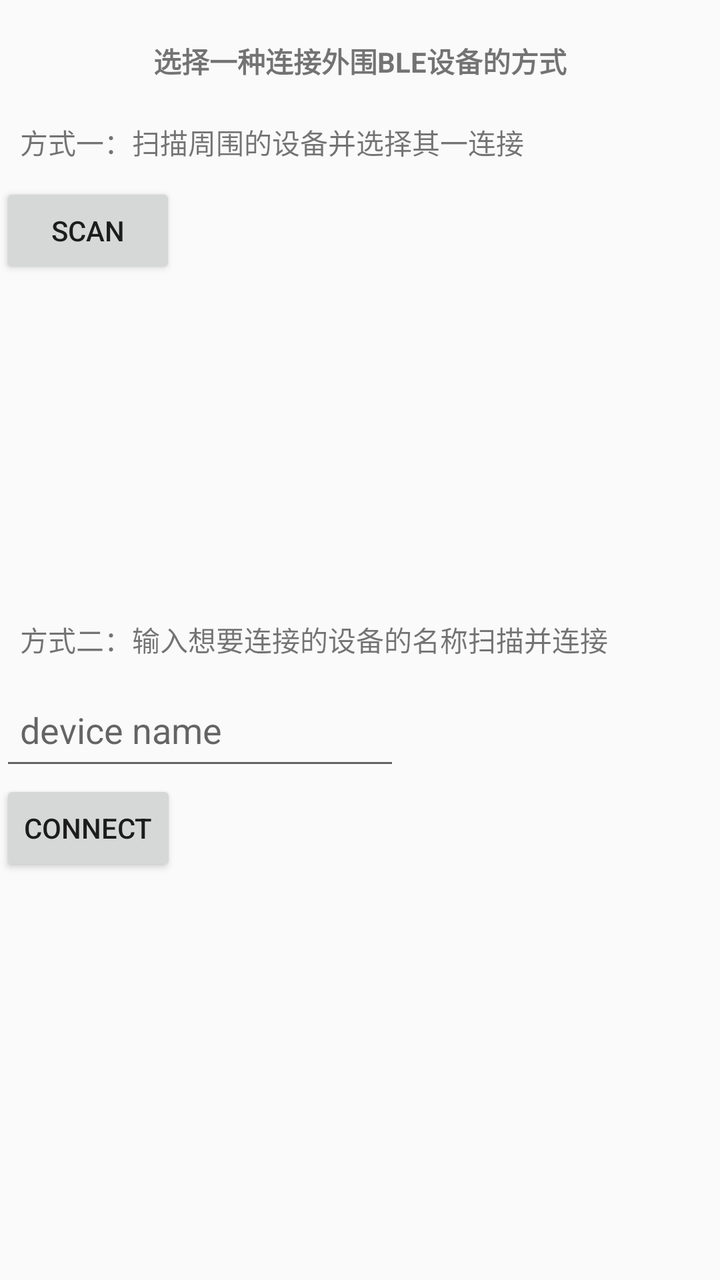
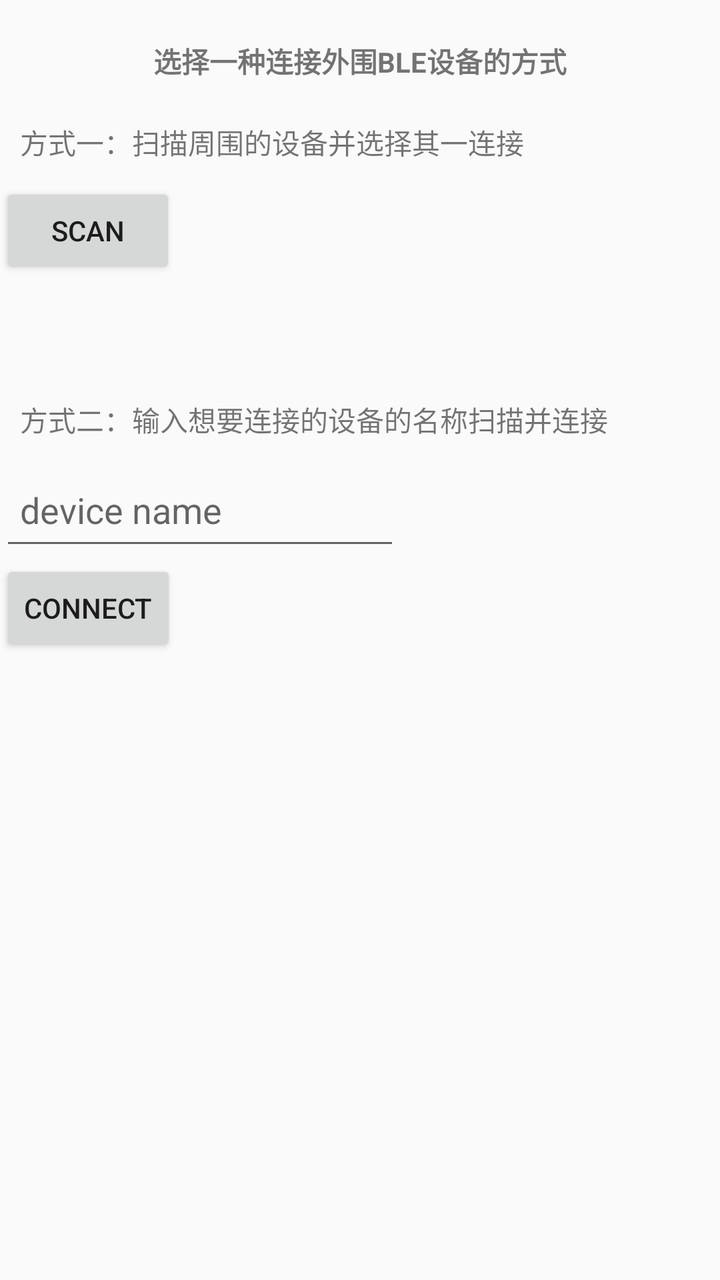

Compare the two renders of this Android layout. The source of the first and the diff that turns it into the second are given below.
<!-- AndroidManifest.xml: application theme AppTheme -->
<!-- res/layout/layout_item_connect.xml -->
<?xml version="1.0" encoding="utf-8"?>
<LinearLayout xmlns:android="http://schemas.android.com/apk/res/android"
    android:id="@+id/layout_item_connect"
    android:layout_width="match_parent"
    android:layout_height="match_parent"
    android:orientation="vertical">

    <TextView
        android:layout_width="wrap_content"
        android:layout_height="wrap_content"
        android:layout_gravity="center_horizontal"
        android:layout_marginTop="20dp"
        android:text="选择一种连接外围BLE设备的方式"
        android:textStyle="bold" />

    <TextView
        android:layout_width="wrap_content"
        android:layout_height="wrap_content"
        android:layout_marginTop="10dp"
        android:padding="10dp"
        android:text="方式一：扫描周围的设备并选择其一连接" />

    <Button
        android:id="@+id/btn_scan"
        android:layout_width="wrap_content"
        android:layout_height="wrap_content"
        android:padding="10dp"
        android:text="scan" />

    <LinearLayout
        android:id="@+id/layout_device_list"
        android:layout_width="match_parent"
        android:layout_height="wrap_content"
        android:orientation="vertical" />

    <TextView
        android:layout_width="wrap_content"
        android:layout_height="wrap_content"
        android:layout_marginTop="160dp"
        android:focusable="true"
        android:focusableInTouchMode="true"
        android:padding="10dp"
        android:text="方式二：输入想要连接的设备的名称扫描并连接" />

    <EditText
        android:id="@+id/et_device_name"
        android:layout_width="200dp"
        android:layout_height="50dp"
        android:hint="device name"
        android:padding="10dp" />

    <Button
        android:id="@+id/btn_connect"
        android:layout_width="wrap_content"
        android:layout_height="wrap_content"
        android:text="connect" />


</LinearLayout>
<!-- resources referenced by this layout -->
<resources>
  <style name="AppTheme" parent="Theme.AppCompat.Light.NoActionBar">
          <item name="colorPrimary">@color/colorPrimary</item>
          <item name="colorPrimaryDark">@color/colorPrimaryDark</item>
          <item name="colorAccent">@color/colorAccent</item>
      </style>
  <color name="colorPrimary">#3F51B5</color>
  <color name="colorPrimaryDark">#303F9F</color>
  <color name="colorAccent">#FF4081</color>
</resources>

<!-- the commit's change to res/layout/layout_item_connect.xml (unified diff, before → after) -->
@@ -1,59 +1,65 @@
 <?xml version="1.0" encoding="utf-8"?>
-<LinearLayout xmlns:android="http://schemas.android.com/apk/res/android"
-    android:id="@+id/layout_item_connect"
+<ScrollView xmlns:android="http://schemas.android.com/apk/res/android"
     android:layout_width="match_parent"
-    android:layout_height="match_parent"
-    android:orientation="vertical">
-
-    <TextView
-        android:layout_width="wrap_content"
-        android:layout_height="wrap_content"
-        android:layout_gravity="center_horizontal"
-        android:layout_marginTop="20dp"
-        android:text="选择一种连接外围BLE设备的方式"
-        android:textStyle="bold" />
-
-    <TextView
-        android:layout_width="wrap_content"
-        android:layout_height="wrap_content"
-        android:layout_marginTop="10dp"
-        android:padding="10dp"
-        android:text="方式一：扫描周围的设备并选择其一连接" />
-
-    <Button
-        android:id="@+id/btn_scan"
-        android:layout_width="wrap_content"
-        android:layout_height="wrap_content"
-        android:padding="10dp"
-        android:text="scan" />
+    android:layout_height="wrap_content">
 
     <LinearLayout
-        android:id="@+id/layout_device_list"
+        android:id="@+id/layout_item_connect"
         android:layout_width="match_parent"
         android:layout_height="wrap_content"
-        android:orientation="vertical" />
+        android:orientation="vertical">
 
-    <TextView
-        android:layout_width="wrap_content"
-        android:layout_height="wrap_content"
-        android:layout_marginTop="160dp"
-        android:focusable="true"
-        android:focusableInTouchMode="true"
-        android:padding="10dp"
-        android:text="方式二：输入想要连接的设备的名称扫描并连接" />
+        <TextView
+            android:layout_width="wrap_content"
+            android:layout_height="wrap_content"
+            android:layout_gravity="center_horizontal"
+            android:layout_marginTop="20dp"
+            android:text="选择一种连接外围BLE设备的方式"
+            android:textStyle="bold" />
 
-    <EditText
-        android:id="@+id/et_device_name"
-        android:layout_width="200dp"
-        android:layout_height="50dp"
-        android:hint="device name"
-        android:padding="10dp" />
+        <TextView
+            android:layout_width="wrap_content"
+            android:layout_height="wrap_content"
+            android:layout_marginTop="10dp"
+            android:padding="10dp"
+            android:text="方式一：扫描周围的设备并选择其一连接" />
 
-    <Button
-        android:id="@+id/btn_connect"
-        android:layout_width="wrap_content"
-        android:layout_height="wrap_content"
-        android:text="connect" />
+        <Button
+            android:id="@+id/btn_scan"
+            android:layout_width="wrap_content"
+            android:layout_height="wrap_content"
+            android:padding="10dp"
+            android:text="scan" />
+
+        <LinearLayout
+            android:id="@+id/layout_device_list"
+            android:layout_width="match_parent"
+            android:layout_height="wrap_content"
+            android:orientation="vertical" />
+
+        <TextView
+            android:layout_width="wrap_content"
+            android:layout_height="wrap_content"
+            android:layout_marginTop="50dp"
+            android:focusable="true"
+            android:focusableInTouchMode="true"
+            android:padding="10dp"
+            android:text="方式二：输入想要连接的设备的名称扫描并连接" />
+
+        <EditText
+            android:id="@+id/et_device_name"
+            android:layout_width="200dp"
+            android:layout_height="50dp"
+            android:hint="device name"
+            android:padding="10dp" />
+
+        <Button
+            android:id="@+id/btn_connect"
+            android:layout_width="wrap_content"
+            android:layout_height="wrap_content"
+            android:text="connect" />
 
 
-</LinearLayout>
+    </LinearLayout>
+
+</ScrollView>
<!-- resource entries referenced after the edit -->
@@ -1,12 +1,12 @@
 <!-- resources referenced by this layout -->
 <resources>
-  <style name="AppTheme" parent="Theme.AppCompat.Light.NoActionBar">
+  <style name="AppTheme" parent="Theme.AppCompat.Light.DarkActionBar">
           <item name="colorPrimary">@color/colorPrimary</item>
           <item name="colorPrimaryDark">@color/colorPrimaryDark</item>
           <item name="colorAccent">@color/colorAccent</item>
       </style>
-  <color name="colorPrimary">#3F51B5</color>
-  <color name="colorPrimaryDark">#303F9F</color>
-  <color name="colorAccent">#FF4081</color>
+  <color name="colorPrimary">#1DE9B6</color>
+  <color name="colorPrimaryDark">#1DE9B6</color>
+  <color name="colorAccent">#FF5722</color>
 </resources>
 
